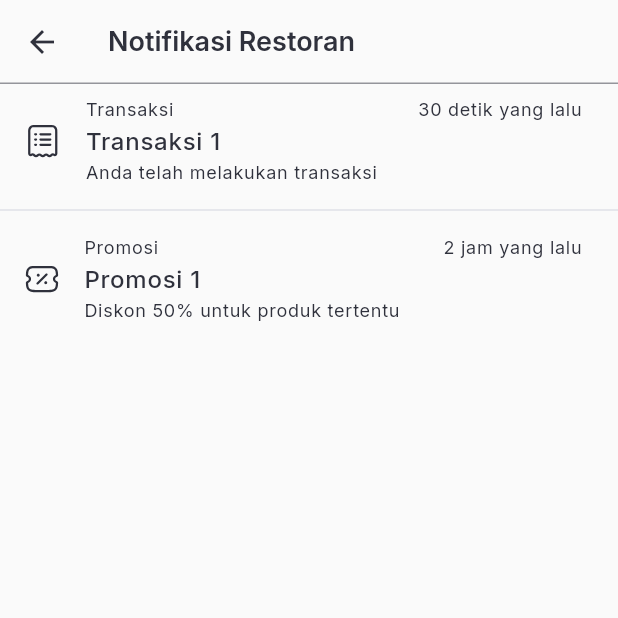
After one commit to Savory-Team/foodition-flutter, a Flutter app: the NotificationRestaurantPage screen opened by its route, on a phone screen of 412 x 824 dp, the top half of it. The commit adds this screen. Run offline on Flutter 3.47's test engine with Material 3 defaults, Android fonts, the phone set to English and light mode, and no system bars; our stand-ins replace cached_network_image, carousel_slider, flutter_rating_bar, flutter_svg, go_router, google_fonts and 3 more; generated files the repository leaves out were written again; network calls fail.

Commit message:
feat(profile): slicing notification & menu list pages

```diff
--- a/lib/features/foodition/profile/domain/models/models.dart
+++ b/lib/features/foodition/profile/domain/models/models.dart
@@ -0,0 +1 @@
+export 'menu_model.dart';
--- /dev/null
+++ b/lib/features/foodition/profile/presentation/pages/notification_restaurant_page.dart
@@ -0,0 +1,40 @@
+import 'package:flutter/material.dart';
+
+import '../../../home/domain/enums/notification_type.dart';
+import '../../../home/domain/models/notification_model.dart';
+import '../../../home/presentation/widgets/notification_tile.dart';
+
+class NotificationRestaurantPage extends StatelessWidget {
+  const NotificationRestaurantPage({super.key});
+
+  @override
+  Widget build(BuildContext context) {
+    final notifications = [
+      NotificationModel(
+        type: NotificationType.transaction,
+        label: 'Transaksi 1',
+        message: 'Anda telah melakukan transaksi',
+        date: DateTime.now().subtract(const Duration(seconds: 30)),
+      ),
+      NotificationModel(
+        type: NotificationType.promotion,
+        label: 'Promosi 1',
+        message: 'Diskon 50% untuk produk tertentu',
+        date: DateTime.now().subtract(const Duration(hours: 2)),
+      ),
+    ];
+
+    return Scaffold(
+      appBar: AppBar(
+        title: const Text('Notifikasi Restoran'),
+      ),
+      body: ListView.separated(
+        separatorBuilder: (context, index) => const Divider(),
+        itemCount: notifications.length,
+        itemBuilder: (context, index) => NotificationTile(
+          data: notifications[index],
+        ),
+      ),
+    );
+  }
+}
--- a/lib/features/foodition/profile/presentation/pages/pages.dart
+++ b/lib/features/foodition/profile/presentation/pages/pages.dart
@@ -9,5 +9,7 @@ export 'edit_phone_number_page.dart';
 export 'edit_profile_page.dart';
 export 'edit_restaurant_page.dart';
 export 'edit_username_page.dart';
+export 'menu_list_page.dart';
 export 'my_store_page.dart';
+export 'notification_restaurant_page.dart';
 export 'profile_page.dart';
--- a/lib/features/foodition/profile/presentation/widgets/widgets.dart
+++ b/lib/features/foodition/profile/presentation/widgets/widgets.dart
@@ -0,0 +1 @@
+export 'menu_tile.dart';
```
Also changed, not shown: lib/features/foodition/core/foodition_router.dart (+25 -5 lines), lib/features/foodition/profile/domain/models/menu_model.dart (added, +25 -0 lines), lib/features/foodition/profile/presentation/pages/menu_list_page.dart (added, +81 -0 lines), lib/features/foodition/profile/presentation/pages/my_store_page.dart (+4 -3 lines), lib/features/foodition/profile/presentation/widgets/menu_tile.dart (added, +91 -0 lines).
